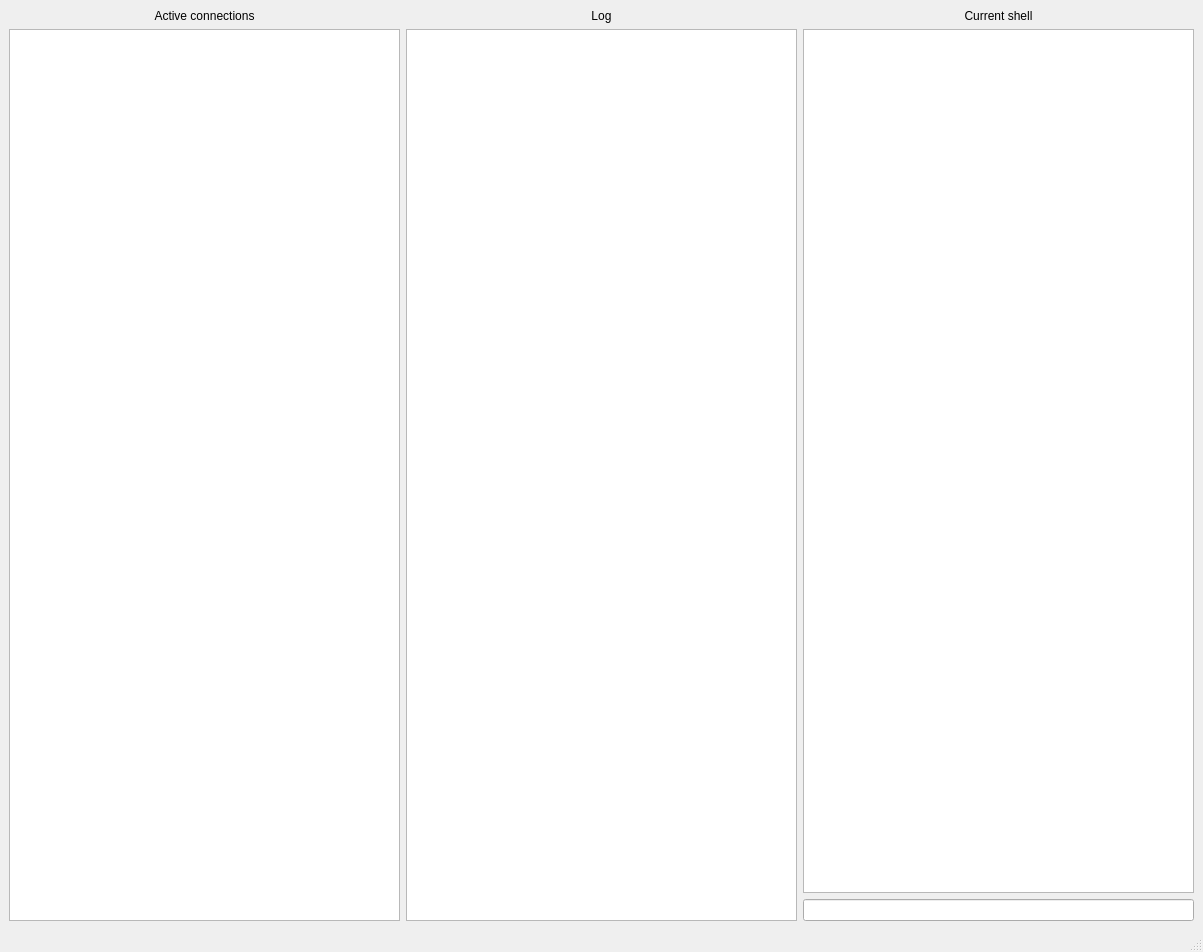
First picture: the form in server/mainwindow.ui, repository lucianjames/TorRemoteAccess, before the edit.
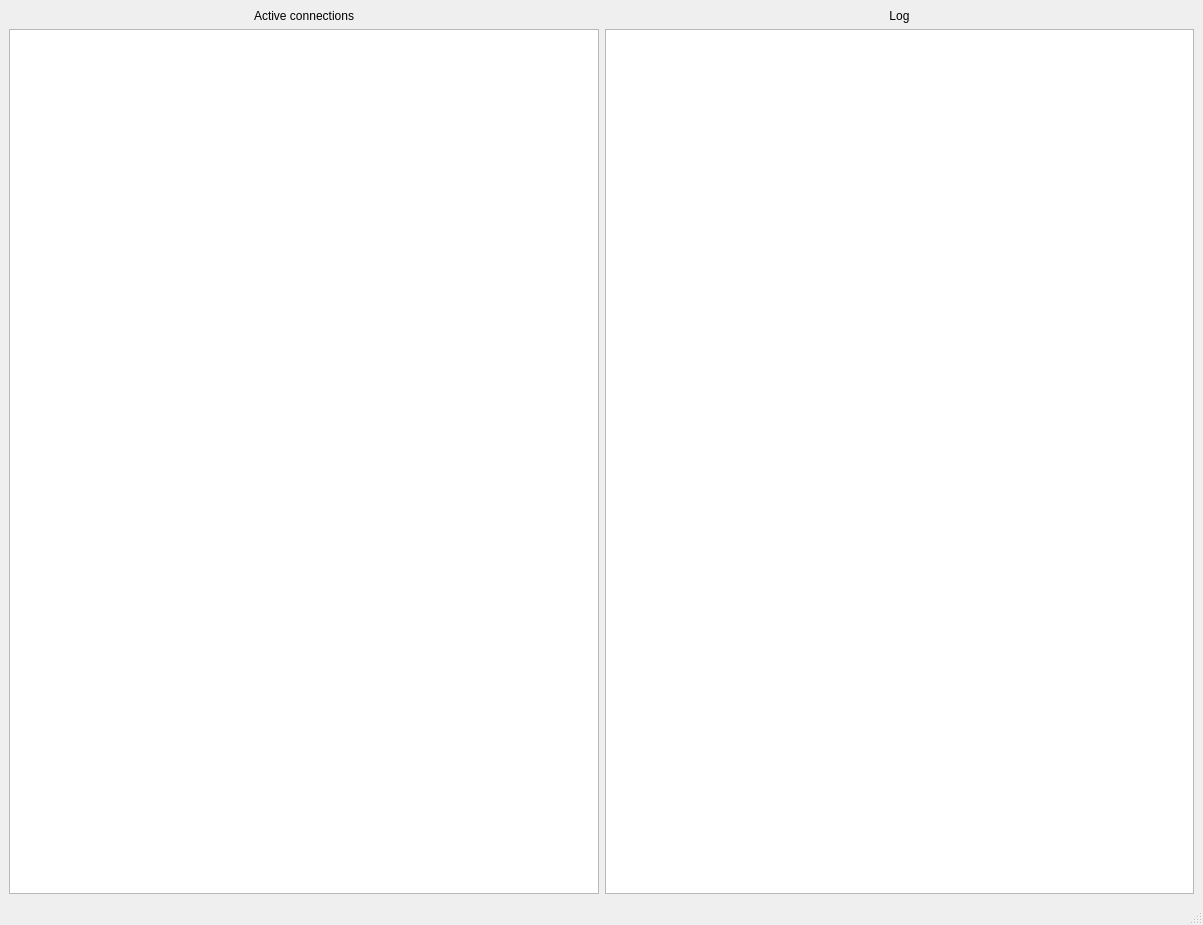
Second picture: the form after the edit.

The edit to the form file:
```diff
--- a/server/mainwindow.ui
+++ b/server/mainwindow.ui
@@ -7,7 +7,7 @@
     <x>0</x>
     <y>0</y>
     <width>1203</width>
-    <height>952</height>
+    <height>925</height>
    </rect>
   </property>
   <property name="windowTitle">
@@ -49,26 +49,6 @@
       </item>
      </layout>
     </item>
-    <item>
-     <layout class="QVBoxLayout" name="verticalLayout_2">
-      <item>
-       <widget class="QLabel" name="shellLabel">
-        <property name="text">
-         <string>Current shell</string>
-        </property>
-        <property name="alignment">
-         <set>Qt::AlignCenter</set>
-        </property>
-       </widget>
-      </item>
-      <item>
-       <widget class="QTextBrowser" name="shellTextBrowser"/>
-      </item>
-      <item>
-       <widget class="QLineEdit" name="shellLineEdit"/>
-      </item>
-     </layout>
-    </item>
    </layout>
   </widget>
   <widget class="QMenuBar" name="menubar">
```
